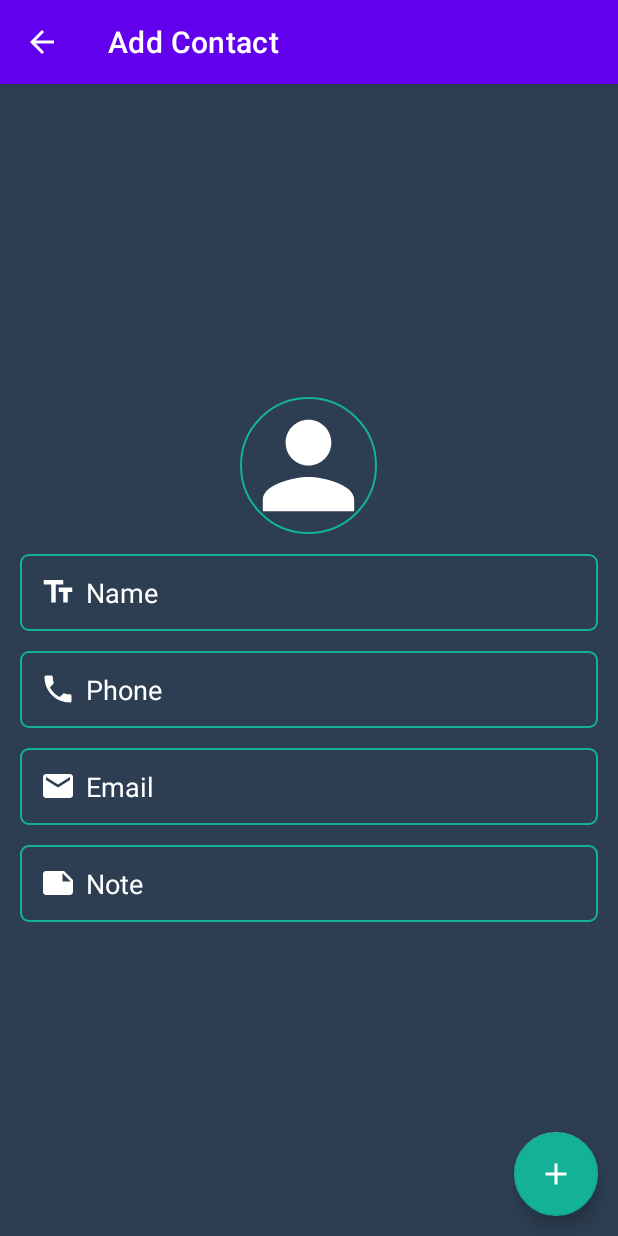
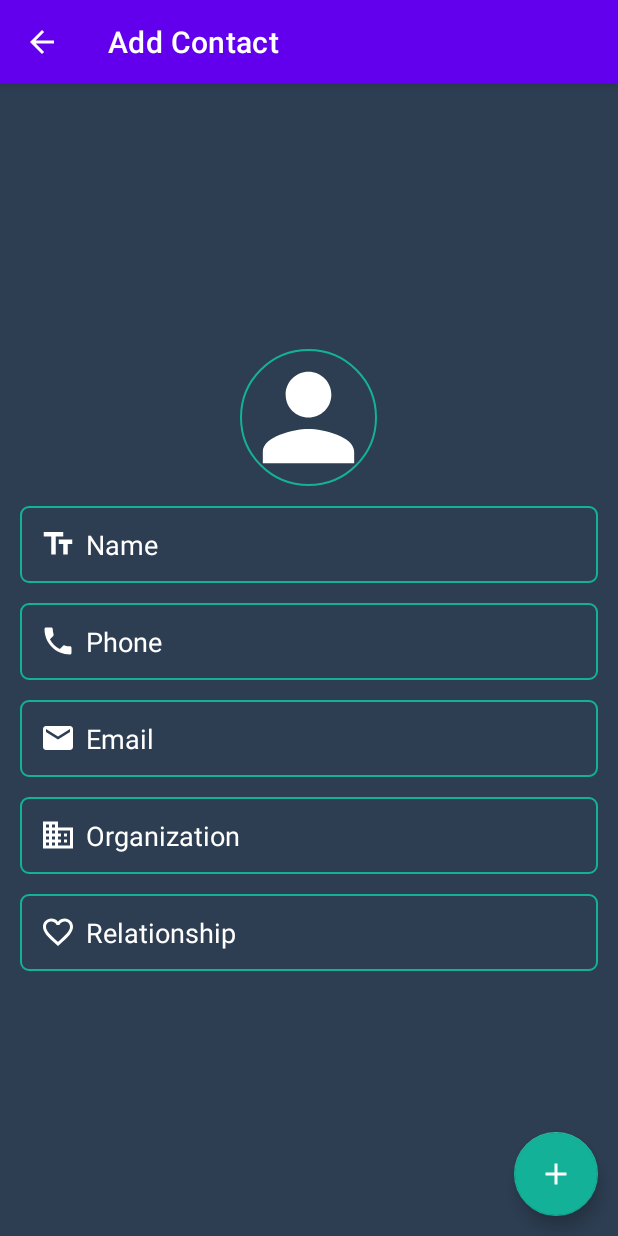
Before and after one commit to cristiandronache03/ConstactAgenda, an Android app: the AddContact screen opened directly, with no data from a screen before it, on a phone screen of 412 x 824 dp. Run offline under Robolectric (Android 15) with nearby library versions, the phone set to English and light mode, and no system bars; our stand-ins replace CircleImageView, sdp/ssp sizes.

```diff
--- a/app/src/main/java/com/example/contactagenda/AddContact.java
+++ b/app/src/main/java/com/example/contactagenda/AddContact.java
@@ -27,13 +27,14 @@ import com.google.android.material.floatingactionbutton.FloatingActionButton;
 public class AddContact extends AppCompatActivity {
 
     private ImageView profiveIv;
-    private EditText nameEt,phoneEt,emailEt,noteEt;
+    private EditText nameEt,phoneEt,emailEt,organizationEt,relationshipEt,imageEt;
 
     private FloatingActionButton fab;
 
-    String name, phone, email, note;
+    private String name, phone, email, organization, relationship,image;
 
-    ActionBar actionBar;
+
+    private ActionBar actionBar;
 
     private static final int CAMERA_PERMISSION_CODE = 100;
     private static final int STORAGE_PERMISSION_CODE = 200;
@@ -45,13 +46,16 @@ public class AddContact extends AppCompatActivity {
 
     Uri imageUri;
     final int PIC_CROP = 2;
-    final int CAMERA_CAPTURE = 1;
+
+    private DBHandler dbHandler;
 
 
     @Override
     protected void onCreate(Bundle savedInstanceState) {
         super.onCreate(savedInstanceState);
         setContentView(R.layout.activity_add_contact);
+
+        dbHandler = new DBHandler(this);
 
         cameraPermission = new String[]{android.Manifest.permission.CAMERA,android.Manifest.permission.WRITE_EXTERNAL_STORAGE};
         storagePermission = new String[]{Manifest.permission.WRITE_EXTERNAL_STORAGE};
@@ -66,7 +70,8 @@ public class AddContact extends AppCompatActivity {
         nameEt = findViewById(R.id.nameEt);
         phoneEt = findViewById(R.id.phoneEt);
         emailEt = findViewById(R.id.emailEt);
-        noteEt = findViewById(R.id.noteEt);
+        organizationEt = findViewById(R.id.organizationEt);
+        relationshipEt = findViewById(R.id.relationshipEt);
         fab = findViewById(R.id.fab);
 
 
@@ -138,13 +143,17 @@ public class AddContact extends AppCompatActivity {
         name = nameEt.getText().toString();
         phone = phoneEt.getText().toString();
         email = emailEt.getText().toString();
-        note = noteEt.getText().toString();
+        organization = organizationEt.getText().toString();
+        relationship = relationshipEt.getText().toString();
 
         if(name.isEmpty() || phone.isEmpty()){
             Toast.makeText(getApplicationContext(), "Please fill in the fields...",Toast.LENGTH_SHORT).show();
         }
         else{
+            Contact contact = new Contact(name,phone,email,organization,relationship,""+imageUri);
+            dbHandler.addContact(contact);
 
+            Toast.makeText(getApplicationContext(), "Saved",Toast.LENGTH_SHORT).show();
         }
 
     }
--- a/app/src/main/java/com/example/contactagenda/DBHandler.java
+++ b/app/src/main/java/com/example/contactagenda/DBHandler.java
@@ -19,12 +19,13 @@ public class DBHandler extends SQLiteOpenHelper {
 
     private static final String CONTACTS_TABLE = "contacts";
 
-    private static final String ID = "id";
-    private static final String NAME = "name";
-    private static final String NUMBER = "number";
-    private static final String EMAIL = "email";
-    private static final String ORGANIZATION = "organization";
+    private static final String ID = "ID";
+    private static final String NAME = "NAME";
+    private static final String NUMBER = "NUMBER";
+    private static final String EMAIL = "EMAIL";
+    private static final String ORGANIZATION = "ORGANIZATION";
     private static final String RELATIONSHIP = "relationship";
+    private static final String IMAGE = "image";
 
 
     public DBHandler(@Nullable Context context) {
@@ -34,12 +35,13 @@ public class DBHandler extends SQLiteOpenHelper {
     @Override
     public void onCreate(SQLiteDatabase db) {
         String CREATE_CONTACTS_TABLE = "CREATE TABLE " + CONTACTS_TABLE + "(" +
-                ID + " int PRIMARY KEY," +
+                ID + " INTEGER PRIMARY KEY AUTOINCREMENT," +
                 NAME + " TEXT," +
                 NUMBER + " TEXT," +
                 EMAIL + " TEXT," +
                 ORGANIZATION + " TEXT," +
-                RELATIONSHIP + " TEXT)";
+                RELATIONSHIP + " TEXT," +
+                IMAGE + " TEXT)";
         db.execSQL(CREATE_CONTACTS_TABLE);
     }
 
@@ -54,12 +56,12 @@ public class DBHandler extends SQLiteOpenHelper {
         SQLiteDatabase db = getWritableDatabase();
 
         ContentValues values = new ContentValues();
-        values.put(ID,contact.getId());
         values.put(NAME,contact.getName());
         values.put(NUMBER,contact.getNumber());
         values.put(EMAIL,contact.getEmail());
         values.put(ORGANIZATION,contact.getOrganization());
         values.put(RELATIONSHIP,contact.getRelationship());
+        values.put(IMAGE,contact.getImage());
 
         db.insert(CONTACTS_TABLE,null,values);
         db.close();
@@ -70,7 +72,7 @@ public class DBHandler extends SQLiteOpenHelper {
 
         Cursor cursor = db.query(
                 CONTACTS_TABLE,
-                new String[]{ID,NAME,NUMBER,EMAIL,ORGANIZATION,RELATIONSHIP},
+                new String[]{ID,NAME,NUMBER,EMAIL,ORGANIZATION,RELATIONSHIP,IMAGE},
                 ID + "=?",
                 new String[]{String.valueOf(id)},
                 null,null,null,null
@@ -84,7 +86,8 @@ public class DBHandler extends SQLiteOpenHelper {
                     cursor.getString(2),
                     cursor.getString(3),
                     cursor.getString(4),
-                    cursor.getString(5)
+                    cursor.getString(5),
+                    cursor.getString(6)
             );
             cursor.close();
             return contact;
@@ -109,6 +112,7 @@ public class DBHandler extends SQLiteOpenHelper {
                 contact.setEmail(cursor.getString(3));
                 contact.setOrganization(cursor.getString(4));
                 contact.setRelationship(cursor.getString(5));
+                contact.setImage(cursor.getString(6));
                 contacts.add(contact);
             }while(cursor.moveToNext());
         }
@@ -127,6 +131,7 @@ public class DBHandler extends SQLiteOpenHelper {
         values.put(EMAIL,contact.getEmail());
         values.put(ORGANIZATION,contact.getOrganization());
         values.put(RELATIONSHIP,contact.getRelationship());
+        values.put(IMAGE,contact.getImage());
 
         return  db.update(
                 CONTACTS_TABLE,
--- /dev/null
+++ b/app/src/main/res/drawable/baseline_business_24.xml
@@ -0,0 +1,5 @@
+<vector android:height="24dp" android:tint="#FFFFFF"
+    android:viewportHeight="24" android:viewportWidth="24"
+    android:width="24dp" xmlns:android="http://schemas.android.com/apk/res/android">
+    <path android:fillColor="@android:color/white" android:pathData="M12,7L12,3L2,3v18h20L22,7L12,7zM6,19L4,19v-2h2v2zM6,15L4,15v-2h2v2zM6,11L4,11L4,9h2v2zM6,7L4,7L4,5h2v2zM10,19L8,19v-2h2v2zM10,15L8,15v-2h2v2zM10,11L8,11L8,9h2v2zM10,7L8,7L8,5h2v2zM20,19h-8v-2h2v-2h-2v-2h2v-2h-2L12,9h8v10zM18,11h-2v2h2v-2zM18,15h-2v2h2v-2z"/>
+</vector>
--- /dev/null
+++ b/app/src/main/res/drawable/baseline_favorite_border_24.xml
@@ -0,0 +1,5 @@
+<vector android:height="24dp" android:tint="#FFFFFF"
+    android:viewportHeight="24" android:viewportWidth="24"
+    android:width="24dp" xmlns:android="http://schemas.android.com/apk/res/android">
+    <path android:fillColor="@android:color/white" android:pathData="M16.5,3c-1.74,0 -3.41,0.81 -4.5,2.09C10.91,3.81 9.24,3 7.5,3 4.42,3 2,5.42 2,8.5c0,3.78 3.4,6.86 8.55,11.54L12,21.35l1.45,-1.32C18.6,15.36 22,12.28 22,8.5 22,5.42 19.58,3 16.5,3zM12.1,18.55l-0.1,0.1 -0.1,-0.1C7.14,14.24 4,11.39 4,8.5 4,6.5 5.5,5 7.5,5c1.54,0 3.04,0.99 3.57,2.36h1.87C13.46,5.99 14.96,5 16.5,5c2,0 3.5,1.5 3.5,3.5 0,2.89 -3.14,5.74 -7.9,10.05z"/>
+</vector>
--- a/app/src/main/res/layout/activity_add_contact.xml
+++ b/app/src/main/res/layout/activity_add_contact.xml
@@ -69,16 +69,31 @@
             android:textColor="@color/colorTextSecondary"/>
 
         <EditText
-            android:id="@+id/noteEt"
+            android:id="@+id/organizationEt"
             android:layout_width="match_parent"
             android:layout_height="wrap_content"
-            android:hint="Note"
+            android:hint="Organization"
             android:inputType="textLongMessage"
             android:textColorHint="@color/white"
             android:background="@drawable/bg_input_field"
             android:padding="@dimen/_10sdp"
             android:layout_marginTop="@dimen/_10sdp"
-            android:drawableStart="@drawable/baseline_note_24"
+            android:drawableStart="@drawable/baseline_business_24"
+            android:drawablePadding="@dimen/_5sdp"
+            android:textSize="@dimen/_14sdp"
+            android:textColor="@color/colorTextSecondary"/>
+
+        <EditText
+            android:id="@+id/relationshipEt"
+            android:layout_width="match_parent"
+            android:layout_height="wrap_content"
+            android:hint="Relationship"
+            android:inputType="textLongMessage"
+            android:textColorHint="@color/white"
+            android:background="@drawable/bg_input_field"
+            android:padding="@dimen/_10sdp"
+            android:layout_marginTop="@dimen/_10sdp"
+            android:drawableStart="@drawable/baseline_favorite_border_24"
             android:drawablePadding="@dimen/_5sdp"
             android:textSize="@dimen/_14sdp"
             android:textColor="@color/colorTextSecondary"/>
```
Also changed, not shown: app/src/main/java/com/example/contactagenda/Contact.java (+13 -3 lines).
